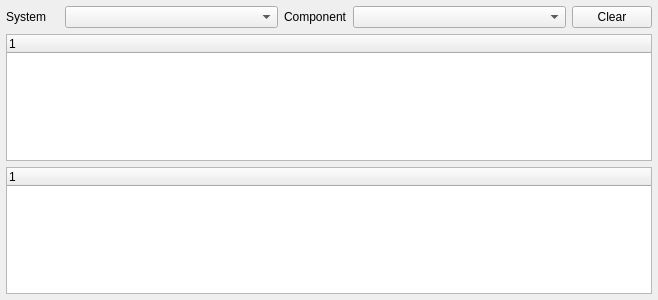
This is src/ui/QGCMAVLinkInspector.ui in ArduPilot/apm_planner as Qt 5 draws it before an edit. The edited form follows.
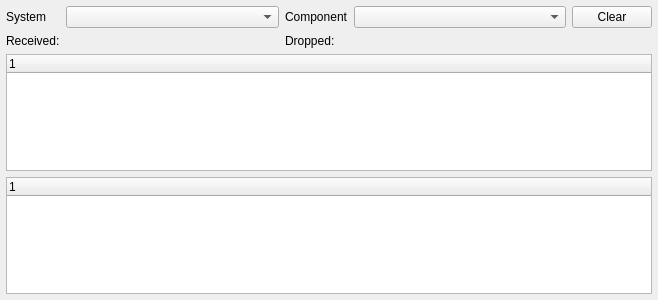
This is the edited form.

Commit message: MavLink Inspector: Added simple mavlink statistics

```diff
--- a/src/ui/QGCMAVLinkInspector.ui
+++ b/src/ui/QGCMAVLinkInspector.ui
@@ -77,6 +77,46 @@
    <item row="0" column="3">
     <widget class="QComboBox" name="componentComboBox"/>
    </item>
+   <item row="1" column="1">
+    <widget class="QLabel" name="msg_received">
+     <property name="sizePolicy">
+      <sizepolicy hsizetype="Preferred" vsizetype="Fixed">
+       <horstretch>0</horstretch>
+       <verstretch>0</verstretch>
+      </sizepolicy>
+     </property>
+     <property name="text">
+      <string/>
+     </property>
+    </widget>
+   </item>
+   <item row="1" column="3">
+    <widget class="QLabel" name="msg_lost">
+     <property name="sizePolicy">
+      <sizepolicy hsizetype="Preferred" vsizetype="Fixed">
+       <horstretch>0</horstretch>
+       <verstretch>0</verstretch>
+      </sizepolicy>
+     </property>
+     <property name="text">
+      <string/>
+     </property>
+    </widget>
+   </item>
+   <item row="1" column="0">
+    <widget class="QLabel" name="label_3">
+     <property name="text">
+      <string>Received:</string>
+     </property>
+    </widget>
+   </item>
+   <item row="1" column="2">
+    <widget class="QLabel" name="label_4">
+     <property name="text">
+      <string>Dropped:</string>
+     </property>
+    </widget>
+   </item>
   </layout>
  </widget>
  <resources/>
```
The commit also changes 1 other file.
